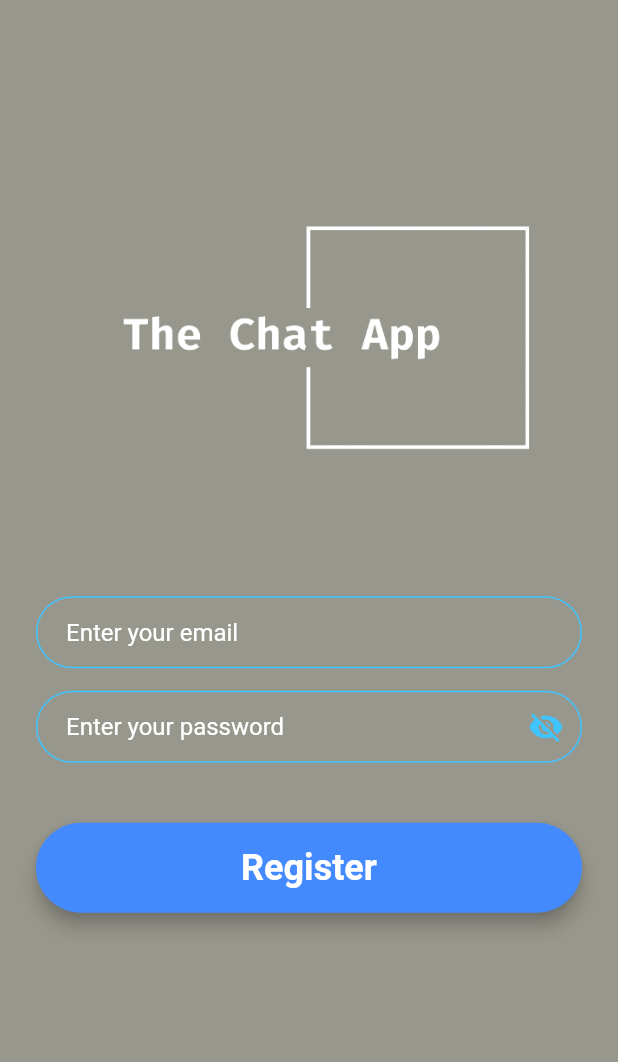
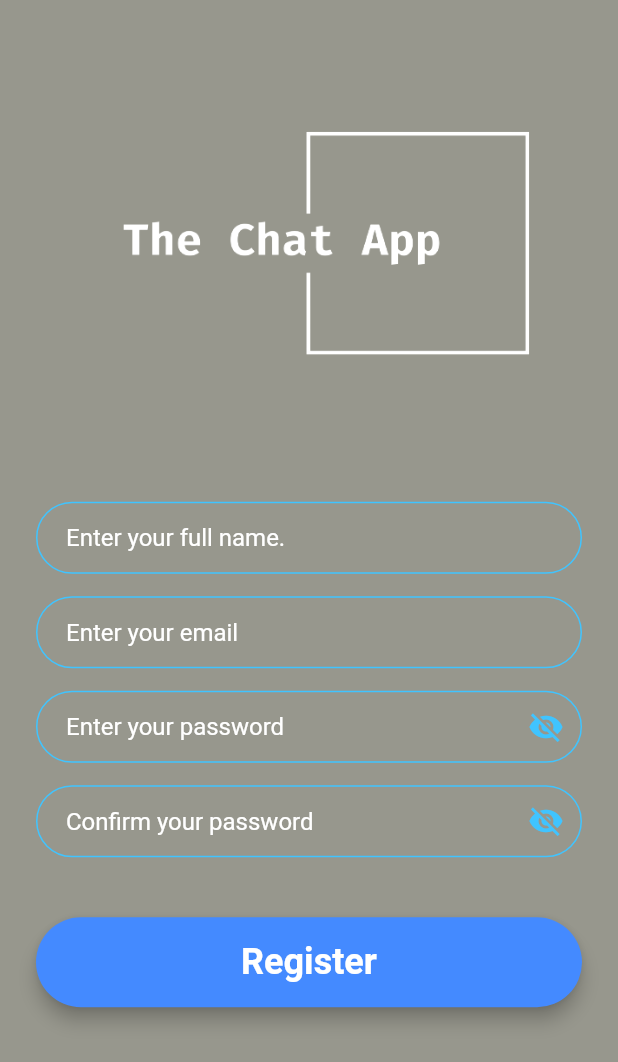
Before and after one commit to aunshpatel/the_chat_app, a Flutter app: the RegistrationScreen screen opened by its route, on a phone screen of 412 x 824 dp. Shown: the top 1062 px of the screen. Run offline on Flutter 3.47's test engine with Material 2 defaults, Android fonts, the phone set to English and light mode, and no system bars; our stand-ins replace cloud_firestore, firebase_auth, firebase_core, modal_progress_hud, shared_preferences; accounts and stored records are empty.

Commit message:
Updated registration page form details and corrected keyword to add in messages collection from ' er' to 'sender' in chat screen page

```diff
--- a/lib/chat_screen.dart
+++ b/lib/chat_screen.dart
@@ -139,7 +139,7 @@ class _ChatScreenState extends State<ChatScreen> {
                     MaterialButton(
                       onPressed: (){
                         if(messageText.isNotEmpty){
-                          _firestore.collection('messages').add({'message':messageText, 'sender':loggedInUser.email, 'time':DateTime.now()});
+                          _firestore.collection('messages').add({'message':messageText, ' er':loggedInUser.email, 'time':DateTime.now()});
                           textMessageController.clear();
                           textMessageController.text = '';
                         }
--- a/lib/registration_screen.dart
+++ b/lib/registration_screen.dart
@@ -5,6 +5,9 @@ import 'components/constants.dart';
 import 'layouts.dart';
 import 'package:firebase_auth/firebase_auth.dart';
 import 'package:modal_progress_hud/modal_progress_hud.dart';
+import 'package:cloud_firestore/cloud_firestore.dart';
+
+final _registrationSctreenFirestore = FirebaseFirestore.instance;
 
 class RegistrationScreen extends StatefulWidget {
   const RegistrationScreen({Key? key}) : super(key: key);
@@ -14,10 +17,11 @@ class RegistrationScreen extends StatefulWidget {
 }
 
 class _RegistrationScreenState extends State<RegistrationScreen> {
-  String emailID = '', pwd = '';
+  String emailID = '', pwd = '', fullName = '', confirmationPwd = '';
   final _auth = FirebaseAuth.instance;
   bool showSpinner = false;
   bool _passwordVisible = false;
+  bool _confirmPasswordVisible = false;
 
   @override
   Widget build(BuildContext context) {
@@ -37,6 +41,16 @@ class _RegistrationScreenState extends State<RegistrationScreen> {
                     Flexible(child: HeroLogo(tag:'logo',height: 250.0, image: 'images/the-chat-app-transparent.png'),),
                     const SizedBox(
                       height: 48.0,
+                    ),
+                    TextField(
+                      onChanged:(value){
+                        fullName = value;
+                      },
+                      style: const TextStyle(color: kWhiteColor),
+                      decoration: emailInputDecoration('Enter your full name.'),
+                    ),
+                    const SizedBox(
+                      height: 15.0,
                     ),
                     TextField(
                       onChanged:(value){
@@ -66,6 +80,25 @@ class _RegistrationScreenState extends State<RegistrationScreen> {
                       ),
                     ),
                     const SizedBox(
+                      height: 15.0,
+                    ),
+                    TextField(
+                      obscureText: _confirmPasswordVisible == false ? true : false,
+                      onChanged:(value){
+                        confirmationPwd = value;
+                      },
+                      style: TextStyle(color: kWhiteColor),
+                      decoration: passwordInputDecoration(
+                        'Confirm your password',
+                        _confirmPasswordVisible,
+                        (){
+                          setState(() {
+                            _confirmPasswordVisible = !_confirmPasswordVisible;
+                          });
+                        }
+                      ),
+                    ),
+                    const SizedBox(
                       height: 24.0,
                     ),
                     RoundedButton(
@@ -74,13 +107,20 @@ class _RegistrationScreenState extends State<RegistrationScreen> {
                       onPress:() async{
                           if(emailID != '' && pwd != ''){
                             if(pwd.length < 6){
-                              _showMyDialog('Please at least 6 digits for your password.');
+                              setState(() {
+                                showSpinner = false;
+                              });
+                              _showMyDialog('Please at least 6 characters for your password.');
                             }
                             else{
+                              if(confirmationPwd == pwd){
                                 setState(() {
                                   showSpinner = true;
                                 });
                                 try{
+                                  final newUser = await _auth.createUserWithEmailAndPassword(email: emailID, password: pwd);
+                                  if(newUser != null){
+                                    _registrationSctreenFirestore.collection('registeredUsers').add({'fullName':fullName, 'emailID':emailID,});
                                     final user = await _auth.signInWithEmailAndPassword(email: emailID, password: pwd);
                                     if(user != null){
                                       Navigator.pushNamed(context, ChatScreen.id);
@@ -91,8 +131,27 @@ class _RegistrationScreenState extends State<RegistrationScreen> {
                                     else{
                                       _showMyDialog('Incorrect email or password. Please enter your email and password again.');
                                     }
-                              }catch(e){
+                                  }
+
+                                  /*final user = await _auth.signInWithEmailAndPassword(email: emailID, password: pwd);
+                                  if(user != null){
+                                    Navigator.pushNamed(context, ChatScreen.id);
+                                    setState(() {
+                                      showSpinner = false;
+                                    });
+                                  }
+                                  else{
+                                    _showMyDialog('Incorrect email or password. Please enter your email and password again.');
+                                  }*/
+                                } catch(e){
+                                  setState(() {
+                                    showSpinner = false;
+                                  });
                                   return _showMyDialog('${e.toString()}');
+                                }
+                              }
+                              else {
+                                _showMyDialog('Your passwords are not same. Please check and enter again.');
                               }
                             }
                           }
@@ -111,9 +170,11 @@ class _RegistrationScreenState extends State<RegistrationScreen> {
                           else if(emailID == '' && pwd != ''){
                             _showMyDialog('Please enter your password to login.');
                           }
-                          try{
+
+                          /*try{
                             final newUser = await _auth.createUserWithEmailAndPassword(email: emailID, password: pwd);
                             if(newUser != null){
+                            _registrationSctreenFirestore.collection('registeredUsers').add({'fullName':fullName, 'emailID':emailID,});
                               Navigator.pushNamed(context, ChatScreen.id);
                               setState(() {
                                 showSpinner = false;
@@ -122,7 +183,7 @@ class _RegistrationScreenState extends State<RegistrationScreen> {
                           }
                           catch(e){
                             print(e);
-                          }
+                          }*/
                         }
                     ),
                   ],
```
Lines whose indentation alone changed are shown as unchanged.
